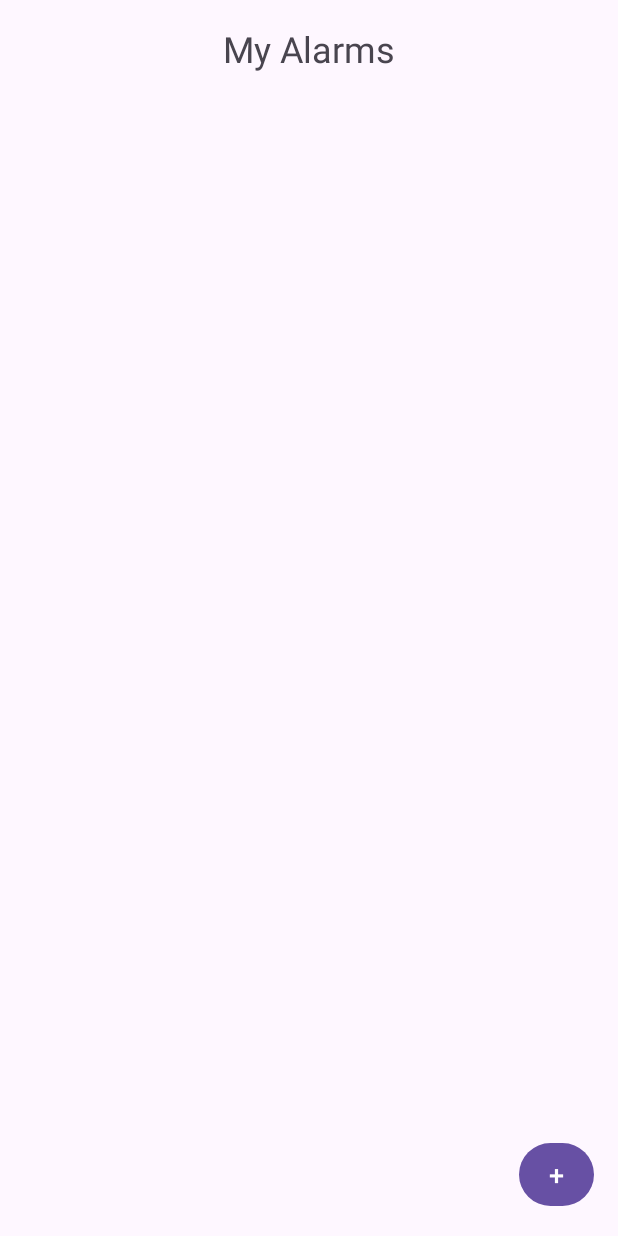
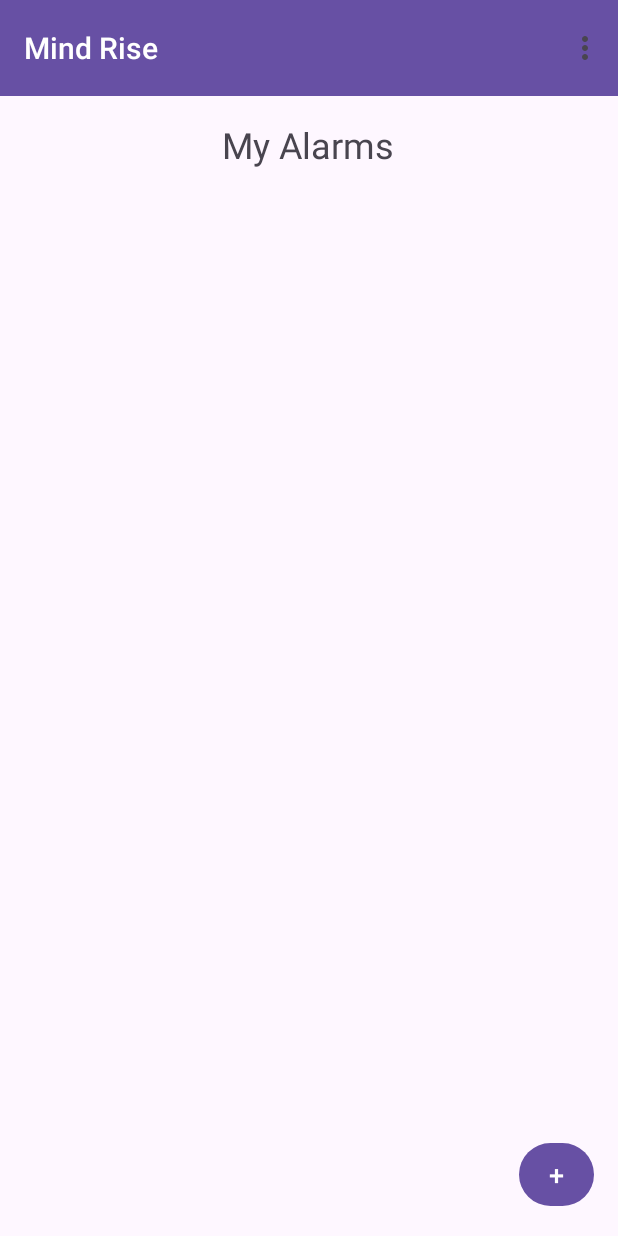
Before and after one commit to Nijaek/cs407-alarm-clock, an Android app: the alarm_overview screen opened directly, with no data from a screen before it, on a phone screen of 412 x 824 dp. Run offline under Robolectric (Android 15) with nearby library versions, the light colour scheme and no system bars.

Commit message:
Create A New Question Update

```diff
--- a/app/build.gradle
+++ b/app/build.gradle
@@ -29,7 +29,8 @@ android {
 }
 
 dependencies {
-
+    implementation 'androidx.navigation:navigation-fragment:2.7.5'
+    implementation 'androidx.navigation:navigation-ui:2.7.5'
     implementation 'androidx.appcompat:appcompat:1.6.1'
     implementation 'com.google.android.material:material:1.10.0'
     implementation 'androidx.constraintlayout:constraintlayout:2.1.4'
--- /dev/null
+++ b/app/src/main/java/com/cs407/alarm_clock/Randomly_Select_Tasks.java
@@ -0,0 +1,4 @@
+package com.cs407.alarm_clock;
+
+public class Randomly_Select_Tasks {
+}
--- a/app/src/main/java/com/cs407/alarm_clock/SettingsScreen.java
+++ b/app/src/main/java/com/cs407/alarm_clock/SettingsScreen.java
@@ -18,7 +18,7 @@ import android.widget.Switch;
 import android.widget.Toast;
 
 public class SettingsScreen extends AppCompatActivity {
-    String[] item = {"Math", "Custom"}; //Need a function to read in other Question types
+    String[] item = {"Math"}; //Need a function to read in other Question types
     AutoCompleteTextView autoCompleteTextview;
     ArrayAdapter<String> adapterItems;
     SharedPreferences sharedPreferences;
--- /dev/null
+++ b/app/src/main/java/com/cs407/alarm_clock/ToolbarActivity.java
@@ -0,0 +1,45 @@
+package com.cs407.alarm_clock;
+
+import androidx.annotation.NonNull;
+import androidx.appcompat.app.AppCompatActivity;
+import androidx.appcompat.widget.Toolbar;
+import android.content.Intent;
+import android.view.Menu;
+import android.view.MenuInflater;
+import android.view.MenuItem;
+public class ToolbarActivity extends AppCompatActivity {
+    @Override
+    public void setContentView(int layoutResID) {
+        super.setContentView(layoutResID);
+
+        // Set up the Toolbar
+        Toolbar toolbar = findViewById(R.id.toolbar);
+        setSupportActionBar(toolbar);
+    }
+
+    @Override
+    public boolean onCreateOptionsMenu(Menu menu) {
+        MenuInflater inflater = getMenuInflater();
+        inflater.inflate(R.menu.toolbar_menu, menu);
+        return true;
+    }
+
+    @Override
+    public boolean onOptionsItemSelected(@NonNull MenuItem item) {
+        int itemId = item.getItemId();
+
+        if (itemId == R.id.action_my_alarms) {
+            // Handle My Alarms
+            startActivity(new Intent(this, alarm_overview.class));
+            return true;
+        } else if (itemId == R.id.action_create_question) {
+            // Handle Create a Question
+            return true;
+        } else if (itemId == R.id.action_settings) {
+            // Handle Settings
+            startActivity(new Intent(this, SettingsScreen.class));
+            return true;
+        }
+        return false;
+    }
+}
--- a/app/src/main/java/com/cs407/alarm_clock/alarm_overview.java
+++ b/app/src/main/java/com/cs407/alarm_clock/alarm_overview.java
@@ -10,9 +10,8 @@ import android.os.Bundle;
 import android.view.View;
 import android.widget.Button;
 
-public class alarm_overview extends AppCompatActivity {
+public class alarm_overview extends ToolbarActivity {
     private Button buttonNewAlarm;
-
     @Override
     protected void onCreate(Bundle savedInstanceState) {
         super.onCreate(savedInstanceState);
--- a/app/src/main/res/layout/activity_alarm_overview.xml
+++ b/app/src/main/res/layout/activity_alarm_overview.xml
@@ -7,18 +7,21 @@
     android:layout_height="match_parent"
     tools:context=".alarm_overview">
 
+    <include layout="@layout/toolbar" />
+
     <TextView
         android:id="@+id/textHeader"
         android:layout_width="wrap_content"
         android:layout_height="wrap_content"
+        android:layout_marginStart="16dp"
+        android:layout_marginTop="80dp"
+        android:layout_marginEnd="16dp"
         android:text="My Alarms"
         android:textSize="24sp"
+        app:layout_constraintEnd_toEndOf="parent"
+        app:layout_constraintHorizontal_bias="0.498"
         app:layout_constraintStart_toStartOf="parent"
-        app:layout_constraintTop_toTopOf="parent"
-        app:layout_constraintEnd_toEndOf="parent"
-        android:layout_marginTop="16dp"
-        android:layout_marginStart="16dp"
-        android:layout_marginEnd="16dp" />
+        app:layout_constraintTop_toTopOf="parent" />
 
     <androidx.recyclerview.widget.RecyclerView
         android:id="@+id/recyclerViewAlarms"
--- a/app/src/main/res/layout/activity_create_a_new_question.xml
+++ b/app/src/main/res/layout/activity_create_a_new_question.xml
@@ -4,7 +4,7 @@
     xmlns:tools="http://schemas.android.com/tools"
     android:layout_width="match_parent"
     android:layout_height="match_parent"
-    tools:context=".MainActivity">
+    tools:context=".Creation_of_A_New_Question">
 
     <LinearLayout
         android:layout_width="match_parent"
@@ -57,7 +57,7 @@
 
         <Space
             android:layout_width="match_parent"
-            android:layout_height="300dp" />
+            android:layout_height="270dp" />
 
         <Button
             android:id="@+id/save_button"
--- a/app/src/main/res/layout/activity_settings_screen.xml
+++ b/app/src/main/res/layout/activity_settings_screen.xml
@@ -6,6 +6,8 @@
     android:layout_height="match_parent"
     android:orientation="vertical"
     tools:context=".SettingsScreen">
+
+    <include layout="@layout/toolbar" />
 
     <TextView
         android:id="@+id/textView2"
--- /dev/null
+++ b/app/src/main/res/layout/toolbar.xml
@@ -0,0 +1,12 @@
+<?xml version="1.0" encoding="utf-8"?>
+<androidx.appcompat.widget.Toolbar
+    xmlns:android="http://schemas.android.com/apk/res/android"
+    xmlns:app="http://schemas.android.com/apk/res-auto"
+    android:id="@+id/toolbar"
+    android:layout_width="match_parent"
+    android:layout_height="?attr/actionBarSize"
+    android:background="?attr/colorPrimary"
+    app:title="Mind Rise"
+    app:titleTextAppearance="@style/ToolbarTitleStyle">
+
+</androidx.appcompat.widget.Toolbar>
--- /dev/null
+++ b/app/src/main/res/menu/toolbar_menu.xml
@@ -0,0 +1,15 @@
+<menu xmlns:android="http://schemas.android.com/apk/res/android"
+    xmlns:app="http://schemas.android.com/apk/res-auto">
+    <item
+        android:id="@+id/action_my_alarms"
+        android:title="My Alarms"
+        app:showAsAction="never" />
+    <item
+        android:id="@+id/action_create_question"
+        android:title="Create a Question"
+        app:showAsAction="never" />
+    <item
+        android:id="@+id/action_settings"
+        android:title="Settings"
+        app:showAsAction="never" />
+</menu>
--- /dev/null
+++ b/app/src/main/res/values/styles.xml
@@ -0,0 +1,6 @@
+<?xml version="1.0" encoding="utf-8"?>
+<resources>
+    <style name="ToolbarTitleStyle" parent="TextAppearance.Widget.AppCompat.Toolbar.Title">
+        <item name="android:textColor">@android:color/white</item>
+    </style>
+</resources>
```
Also changed, not shown: app/src/main/AndroidManifest.xml (+24 -31 lines), app/src/main/java/com/cs407/alarm_clock/Create_A_New_Question/Create_A_New_Question.java (+1 -62 lines), app/src/main/java/com/cs407/alarm_clock/Create_A_New_Question/Save_to_Database.java (added, +80 -0 lines), app/src/main/java/com/cs407/alarm_clock/Creation_of_A_New_Question.java (added, +75 -0 lines), app/src/main/java/com/cs407/alarm_clock/MainActivity.java (deleted, +0 -28 lines), app/src/main/java/com/cs407/alarm_clock/RotateScreen.java (+0 -13 lines), app/src/main/res/layout/activity_main.xml (deleted, +0 -19 lines), app/src/main/res/layout/phone_rotation.xml (added, +8 -0 lines), app/src/main/res/values/Randomly_Select_Tasks.xml (added, +160 -0 lines), gradle/wrapper/gradle-wrapper.properties.
